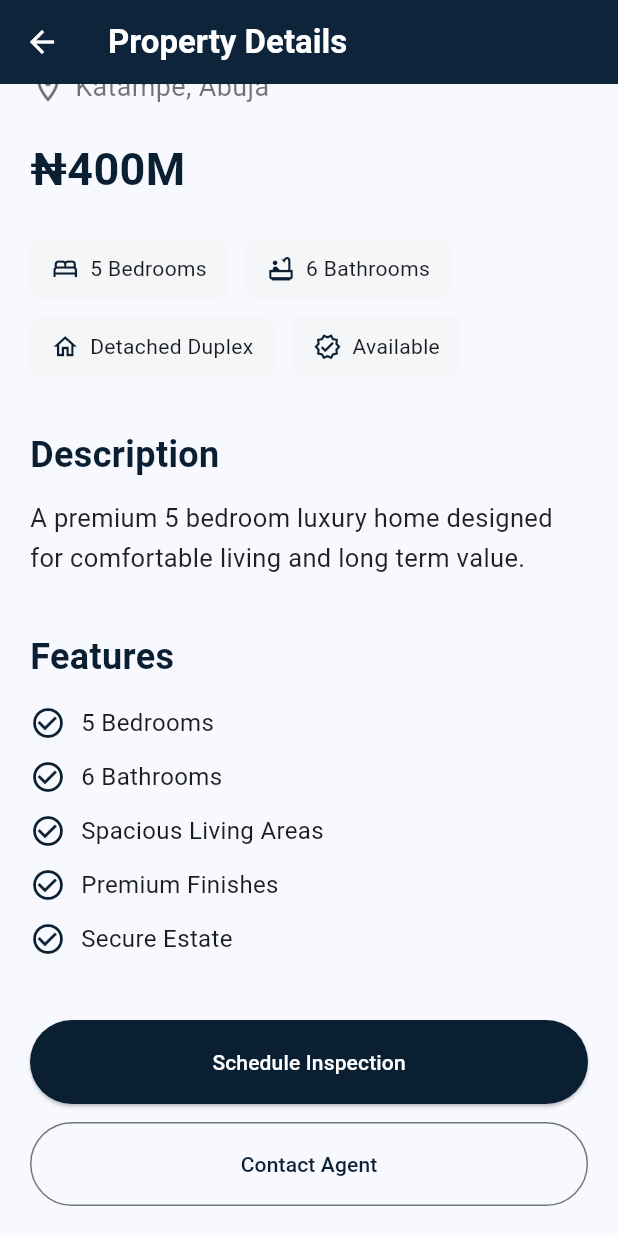
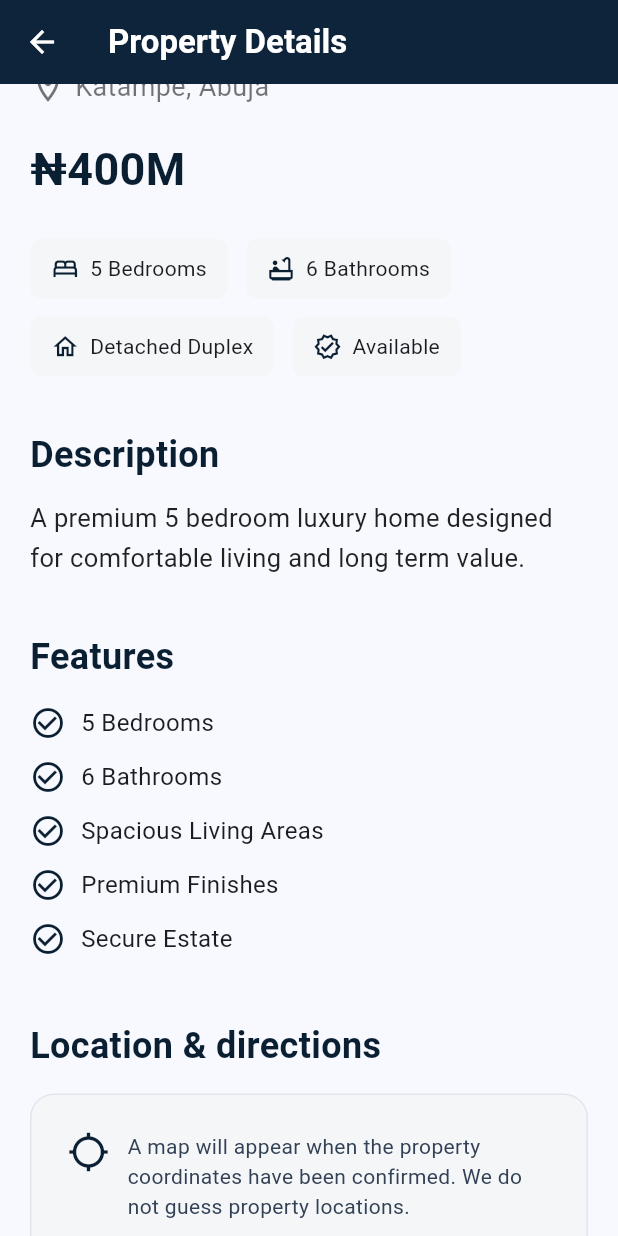
Before and after one commit to siregifted/gifted-property, a Flutter app: the PropertyDetailsPage screen opened directly with sample values from the repository, scrolled down 343 dp, on a phone screen of 412 x 824 dp. Run offline on Flutter 3.47's test engine with Material 3 defaults, Android fonts, the phone set to English and light mode, and no system bars; our stand-ins replace flutter_map, latlong2, supabase_flutter; accounts and stored records are empty; Roboto replaces fonts that are missing (Arial).

Commit message:
Show property map and verified location details

```diff
--- a/lib/pages/property_details_page.dart
+++ b/lib/pages/property_details_page.dart
@@ -1,6 +1,7 @@
 import 'package:flutter/material.dart';
 
 import '../models/property.dart';
+import '../widgets/property_location_map.dart';
 import 'enquiry_page.dart';
 import 'inspection_page.dart';
 
@@ -167,6 +168,14 @@ class _PropertyDetailsPageState extends State<PropertyDetailsPage> {
                         );
                       }),
 
+                      const SizedBox(height: 30),
+
+                      const Text(
+                        'Location & directions',
+                        style: TextStyle(fontSize: 24, fontWeight: FontWeight.bold, color: Color(0xFF0B1F33)),
+                      ),
+                      const SizedBox(height: 15),
+                      PropertyLocationMap(property: property),
                       const SizedBox(height: 30),
 
                       LayoutBuilder(
```
